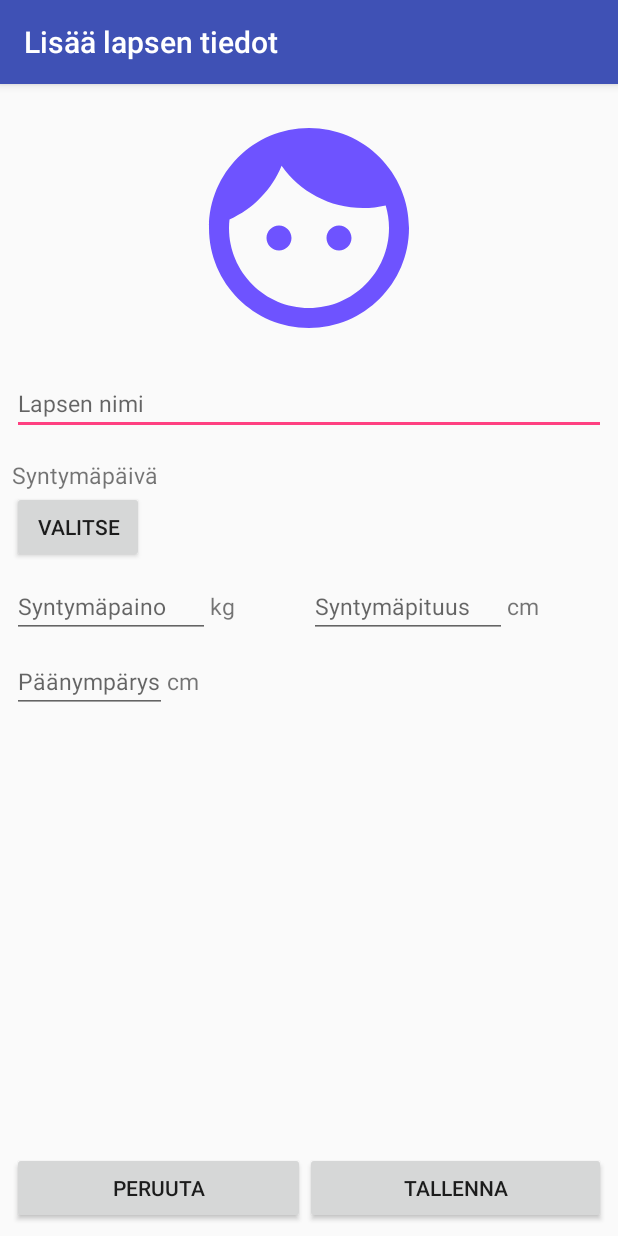
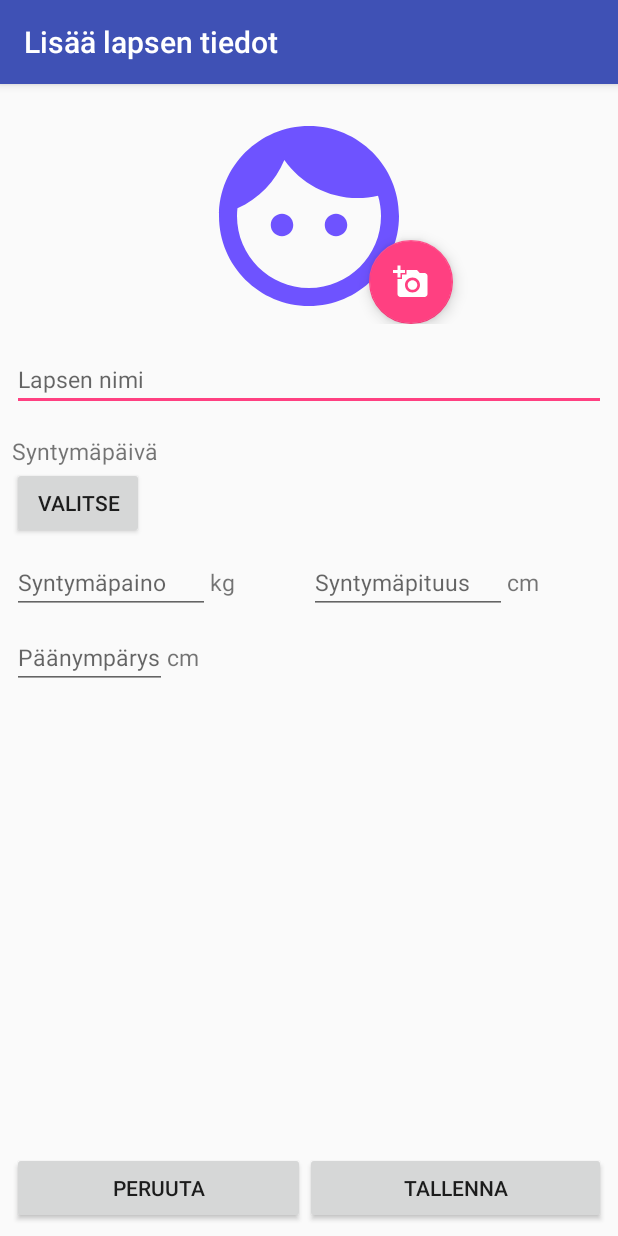
Before and after one commit to erkkohanninen/Mobiili_neuvolakortti, an Android app: the AddChildActivity screen opened directly, with no data from a screen before it, after a tap on an icon or button, on a phone screen of 412 x 824 dp. Run offline under Robolectric (Android 15) with nearby library versions, the phone set to English and light mode, and no system bars; libraries missing offline, so code that uses them is left out: com.theartofdev.edmodo; 1 statement that could not run was skipped.

Commit message:
Lisätty fab-nappi kuvan ottamiseen.

```diff
--- a/app/src/main/java/mobiili/neuvolakortti/AddChildActivity.java
+++ b/app/src/main/java/mobiili/neuvolakortti/AddChildActivity.java
@@ -62,8 +62,7 @@ public class AddChildActivity extends AppCompatActivity implements DatePickerDia
         imageView.setOnClickListener(new View.OnClickListener() {
             @Override
             public void onClick(View view) {
-                photo = UUID.randomUUID().toString();
-                takePicture(getChildPhotoUri(photo));
+                takePhoto(view);
             }
             });
     }
@@ -150,6 +149,14 @@ public class AddChildActivity extends AppCompatActivity implements DatePickerDia
         return true;
     }
 
+    // Add picture fab
+    public void takePhoto(View view) {
+        if (photo.equals("default")) {
+            photo = UUID.randomUUID().toString();
+        }
+        takePicture(getChildPhotoUri(photo));
+    }
+
     public void takePicture(Uri outputUri) {
         CropImage.activity()
                 .setGuidelines(CropImageView.Guidelines.ON)
--- a/app/src/main/java/mobiili/neuvolakortti/ChildProfileActivity.java
+++ b/app/src/main/java/mobiili/neuvolakortti/ChildProfileActivity.java
@@ -149,6 +149,7 @@ public class ChildProfileActivity extends AppCompatActivity {
             imageView.setImageResource(R.drawable.ic_face_24dp);
         }
         else {
+            imageView.setImageURI(null);
             imageView.setImageURI(getChildPhotoUri(childPhoto, getApplicationContext()));
         }
     }
--- /dev/null
+++ b/app/src/main/res/drawable/ic_add_a_photo_24dp.xml
@@ -0,0 +1,5 @@
+<vector android:height="24dp" android:tint="#FFFFFF"
+    android:viewportHeight="24.0" android:viewportWidth="24.0"
+    android:width="24dp" xmlns:android="http://schemas.android.com/apk/res/android">
+    <path android:fillColor="#FF000000" android:pathData="M3,4L3,1h2v3h3v2L5,6v3L3,9L3,6L0,6L0,4h3zM6,10L6,7h3L9,4h7l1.83,2L21,6c1.1,0 2,0.9 2,2v12c0,1.1 -0.9,2 -2,2L5,22c-1.1,0 -2,-0.9 -2,-2L3,10h3zM13,19c2.76,0 5,-2.24 5,-5s-2.24,-5 -5,-5 -5,2.24 -5,5 2.24,5 5,5zM9.8,14c0,1.77 1.43,3.2 3.2,3.2s3.2,-1.43 3.2,-3.2 -1.43,-3.2 -3.2,-3.2 -3.2,1.43 -3.2,3.2z"/>
+</vector>
--- a/app/src/main/res/layout/activity_add_child.xml
+++ b/app/src/main/res/layout/activity_add_child.xml
@@ -9,13 +9,30 @@
     android:layout_marginLeft="@dimen/activity_vertical_margin"
     tools:context="mobiili.neuvolakortti.AddChildActivity">
 
-    <ImageView
-        android:id="@+id/photo"
-        android:layout_marginTop="16dp"
+    <RelativeLayout
         android:layout_width="match_parent"
-        android:layout_height="160dp"
-        android:src="@drawable/ic_face_24dp"
-        android:layout_gravity="center"/>
+        android:layout_height="160dp">
+        <ImageView
+            android:layout_marginTop="16dp"
+            android:id="@+id/photo"
+            android:layout_width="160dp"
+            android:layout_height="160dp"
+            android:src="@drawable/ic_face_24dp"
+            android:layout_centerHorizontal="true"/>
+
+        <android.support.design.widget.FloatingActionButton
+            android:id="@+id/fab_button"
+            android:layout_width="wrap_content"
+            android:layout_height="wrap_content"
+            android:layout_marginBottom="0dp"
+            android:layout_marginEnd="-16dp"
+            android:layout_alignBottom="@id/photo"
+            android:layout_alignEnd="@id/photo"
+            android:clickable="true"
+            android:onClick="takePhoto"
+            android:focusable="true"
+            app:srcCompat="@drawable/ic_add_a_photo_24dp" />
+    </RelativeLayout>
 
     <EditText
         android:id="@+id/etChildName"
```
Also changed, not shown: app/src/main/java/mobiili/neuvolakortti/EditChildProfileActivity.java (+12 -1 lines), app/src/main/res/layout/activity_edit_child_profile.xml (+19 -2 lines).
